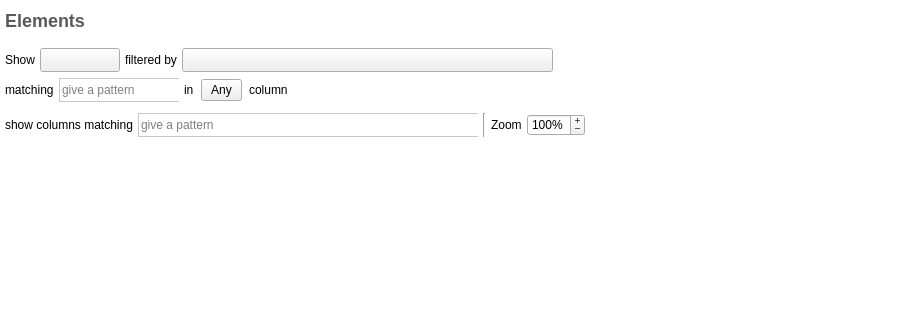
First picture: the form in plugins/view/TableView/TableView.ui, repository Tulip-Dev/tulip, before the edit; both pictures show x 0 to 924 and y 0 to 320 of the 924 by 680 pixel window.
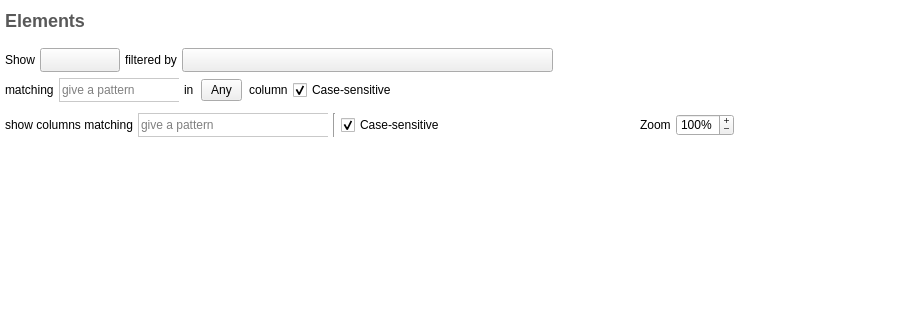
Second picture: the form after the edit. Icons and pictures are not drawn. Custom widgets are drawn as their Qt base class.

Commit message: TableView improvement: when filtering properties or values, allow for Case sensitive/insensitive search

What changed in the file:
```diff
--- a/plugins/view/TableView/TableView.ui
+++ b/plugins/view/TableView/TableView.ui
@@ -374,6 +374,16 @@
              </property>
             </widget>
            </item>
+           <item>
+            <widget class="QCheckBox" name="filtercase">
+             <property name="text">
+              <string>Case-sensitive</string>
+             </property>
+             <property name="checked">
+              <bool>true</bool>
+             </property>
+            </widget>
+           </item>
            <item>
             <spacer name="horizontalSpacer">
              <property name="orientation">
@@ -449,6 +459,29 @@
              </property>
             </widget>
            </item>
+           <item>
+            <widget class="QCheckBox" name="columnsfiltercase">
+             <property name="text">
+              <string>Case-sensitive</string>
+             </property>
+             <property name="checked">
+              <bool>true</bool>
+             </property>
+            </widget>
+           </item>
+           <item>
+            <spacer name="horizontalSpacer_4">
+             <property name="orientation">
+              <enum>Qt::Horizontal</enum>
+             </property>
+             <property name="sizeHint" stdset="0">
+              <size>
+               <width>40</width>
+               <height>20</height>
+              </size>
+             </property>
+            </spacer>
+           </item>
            <item>
             <widget class="QLabel" name="zoomLabel">
              <property name="toolTip">
```
Left out of the diff: 36 changed lines with no effect on the pictures. The commit also changes 4 other files.
